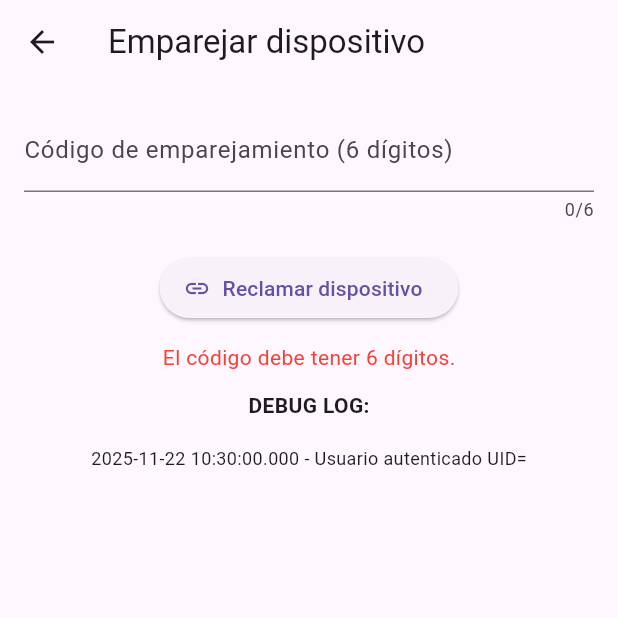
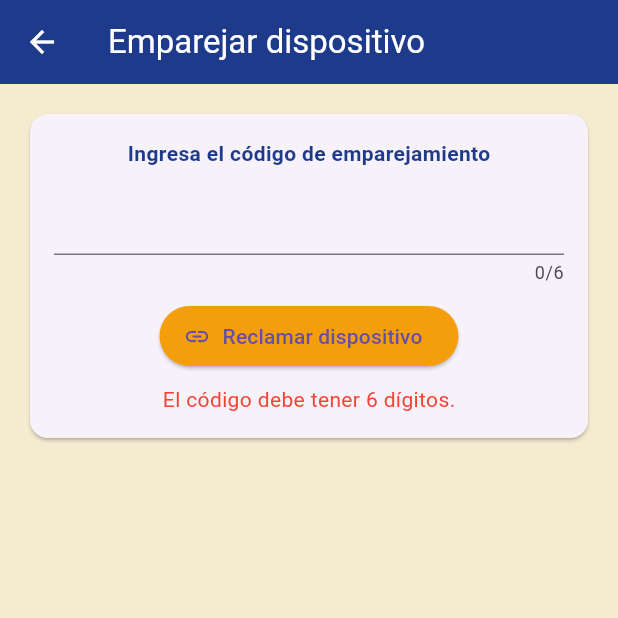
Before and after one commit to ssaldanara01-dv/app_iot_fb, a Flutter app: the PairingPage screen opened by its route, after a tap on "Reclamar dispositivo", on a phone screen of 412 x 824 dp, the top half of it. Run offline on Flutter 3.47's test engine with Material 3 defaults, Android fonts, the phone set to English and light mode, and no system bars; our stand-ins replace cloud_firestore, firebase_auth, firebase_core, firebase_database, google_sign_in; accounts and stored records are empty; network calls fail.

Commit message:
Act - Falta poner la ARQ

```diff
--- a/lib/pairing_page.dart
+++ b/lib/pairing_page.dart
@@ -1,6 +1,12 @@
 import 'package:flutter/material.dart';
 import 'package:firebase_auth/firebase_auth.dart';
 import 'package:firebase_database/firebase_database.dart';
+
+/// 🎨 Paleta YanaGuard
+const Color azulProfundo = Color(0xFF1E3A8A);
+const Color naranjaAndino = Color(0xFFF59E0B);
+const Color verdeQuillu = Color(0xFF4CAF50);
+const Color beigeCalido = Color(0xFFF4EBD0);
 
 class PairingPage extends StatefulWidget {
   const PairingPage({super.key});
@@ -16,7 +22,6 @@ class _PairingPageState extends State<PairingPage> {
 
   bool _loading = false;
   String _errorMessage = '';
-  String _debugLog = '';
 
   @override
   void initState() {
@@ -24,31 +29,21 @@ class _PairingPageState extends State<PairingPage> {
     _ensureSignedIn();
   }
 
-  /// Asegura que el usuario esté autenticado antes de cualquier lectura
   Future<void> _ensureSignedIn() async {
     final user = _auth.currentUser;
     if (user == null) {
+      try {
         await _auth.signInAnonymously();
-      await Future.delayed(const Duration(milliseconds: 500));
+      } catch (e) {
+        // sin debug
       }
-    final uid = _auth.currentUser?.uid;
-    _log('Usuario autenticado UID=$uid');
     }
-
-  void _log(String text) {
-    setState(() {
-      _debugLog += '\n${DateTime.now()} - $text';
-    });
-    debugPrint('📘 DEBUG: $text');
   }
 
   Future<void> _pairDevice() async {
     final code = _codeController.text.trim();
-
     if (code.length != 6) {
-      setState(() {
-        _errorMessage = 'El código debe tener 6 dígitos.';
-      });
+      setState(() => _errorMessage = 'El código debe tener 6 dígitos.');
       return;
     }
 
@@ -58,108 +53,124 @@ class _PairingPageState extends State<PairingPage> {
     });
 
     await _ensureSignedIn();
-    final uid = _auth.currentUser!.uid;
+    final uid = _auth.currentUser?.uid;
 
     try {
-      _log('Buscando código de emparejamiento "$code"...');
+      final pairingSnap = await _db.child('pairing').get();
 
-      // 🔐 Asegúrate de que solo lees dentro de /pairing
-      final pairingRef = FirebaseDatabase.instance.ref('pairing');
-      final snap = await pairingRef.orderByChild('code').equalTo(code).get();
+      if (!pairingSnap.exists) {
+        setState(() {
+          _errorMessage = 'No existen dispositivos en espera.';
+          _loading = false;
+        });
+        return;
+      }
 
-      if (!snap.exists || snap.value == null) {
+      Map<dynamic, dynamic> pairingMap = Map<dynamic, dynamic>.from(
+        pairingSnap.value as Map,
+      );
+
+      String? foundDeviceId;
+
+      pairingMap.forEach((key, value) {
+        if (value is Map && value['code'] == code) {
+          foundDeviceId = key.toString();
+        }
+      });
+
+      if (foundDeviceId == null) {
         setState(() {
           _errorMessage = 'Código inválido o no encontrado.';
           _loading = false;
         });
-        _log('No se encontró el código "$code".');
         return;
       }
 
-      // Encontrar el primer dispositivo que coincide
-      final Map pairingData = snap.value as Map;
-      final entry = pairingData.entries.first;
-      final deviceId = entry.key;
-      final deviceData = entry.value as Map?;
+      final deviceId = foundDeviceId!;
 
-      _log('Código válido para deviceId=$deviceId');
-
-      // 🔥 Vincular el dispositivo al usuario
-      final deviceRef = _db.child('devices/$deviceId');
-
-      await deviceRef.update({
+      await _db.child('devices').child(deviceId).update({
         'ownerUid': uid,
         'pairedAt': DateTime.now().millisecondsSinceEpoch,
       });
 
-      _log('Dispositivo $deviceId vinculado correctamente.');
-
-      // Eliminar el código de pairing para evitar reutilización
-      await _db.child('pairing/$deviceId').remove();
+      await _db.child('pairing').child(deviceId).remove();
 
       if (mounted) {
         ScaffoldMessenger.of(context).showSnackBar(
-          const SnackBar(content: Text('✅ Dispositivo emparejado exitosamente')),
+          const SnackBar(
+            content: Text('✅ Dispositivo emparejado exitosamente'),
+          ),
         );
         Navigator.pop(context);
       }
     } catch (e) {
-      _log('Exception: $e');
-      setState(() {
-        _errorMessage =
-            'Error: permiso denegado. Revisa reglas RTDB (¿.read en /pairing?)';
-      });
+      setState(() => _errorMessage = 'Error inesperado: $e');
     } finally {
-      setState(() => _loading = false);
+      if (mounted) setState(() => _loading = false);
     }
+  }
+
+  @override
+  void dispose() {
+    _codeController.dispose();
+    super.dispose();
   }
 
   @override
   Widget build(BuildContext context) {
     return Scaffold(
+      backgroundColor: beigeCalido,
       appBar: AppBar(
         title: const Text('Emparejar dispositivo'),
+        backgroundColor: azulProfundo,
+        foregroundColor: Colors.white,
       ),
-      body: Padding(
-        padding: const EdgeInsets.all(16.0),
+      body: ListView(
+        padding: const EdgeInsets.all(16),
+        children: [
+          Card(
+            child: Padding(
+              padding: const EdgeInsets.all(16),
               child: Column(
                 children: [
+                  Text(
+                    'Ingresa el código de emparejamiento',
+                    style: TextStyle(
+                      color: azulProfundo,
+                      fontWeight: FontWeight.bold,
+                    ),
+                  ),
+                  const SizedBox(height: 10),
                   TextField(
                     controller: _codeController,
                     keyboardType: TextInputType.number,
                     maxLength: 6,
-              decoration: const InputDecoration(
-                labelText: 'Código de emparejamiento (6 dígitos)',
+                  ),
+                  const SizedBox(height: 10),
+                  ElevatedButton.icon(
+                    icon: const Icon(Icons.link),
+                    label: Text(
+                      _loading ? 'Emparejando...' : 'Reclamar dispositivo',
+                    ),
+                    onPressed: _loading ? null : _pairDevice,
+                    style: ElevatedButton.styleFrom(
+                      backgroundColor: naranjaAndino,
                     ),
                   ),
-            const SizedBox(height: 20),
-            ElevatedButton.icon(
-              icon: const Icon(Icons.link),
-              label: Text(_loading ? 'Emparejando...' : 'Reclamar dispositivo'),
-              onPressed: _loading ? null : _pairDevice,
-            ),
-            const SizedBox(height: 12),
                   if (_errorMessage.isNotEmpty)
-              Text(
+                    Padding(
+                      padding: const EdgeInsets.only(top: 8.0),
+                      child: Text(
                         _errorMessage,
                         style: const TextStyle(color: Colors.red),
                       ),
-            const SizedBox(height: 12),
-            const Text(
-              'DEBUG LOG:',
-              style: TextStyle(fontWeight: FontWeight.bold),
                     ),
-            Expanded(
-              child: SingleChildScrollView(
-                child: Text(
-                  _debugLog,
-                  style: const TextStyle(fontSize: 12),
+                ],
               ),
             ),
           ),
         ],
       ),
-      ),
     );
   }
 }
```
Also changed, not shown: lib/main_menu.dart (+207 -166 lines). Lines whose indentation alone changed are shown as unchanged.
